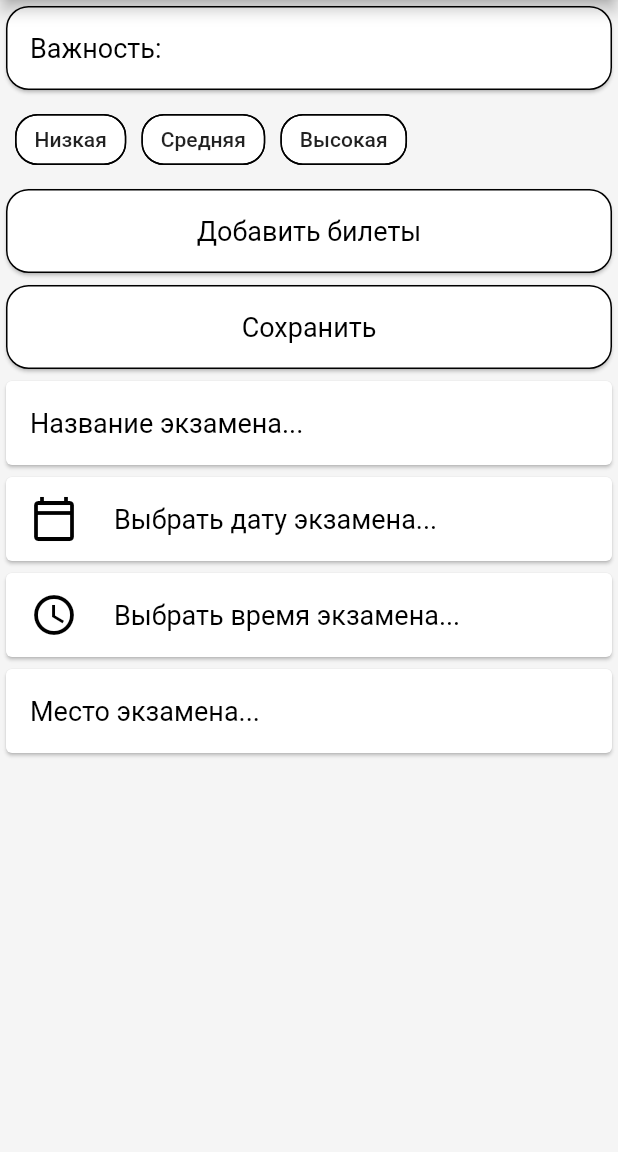
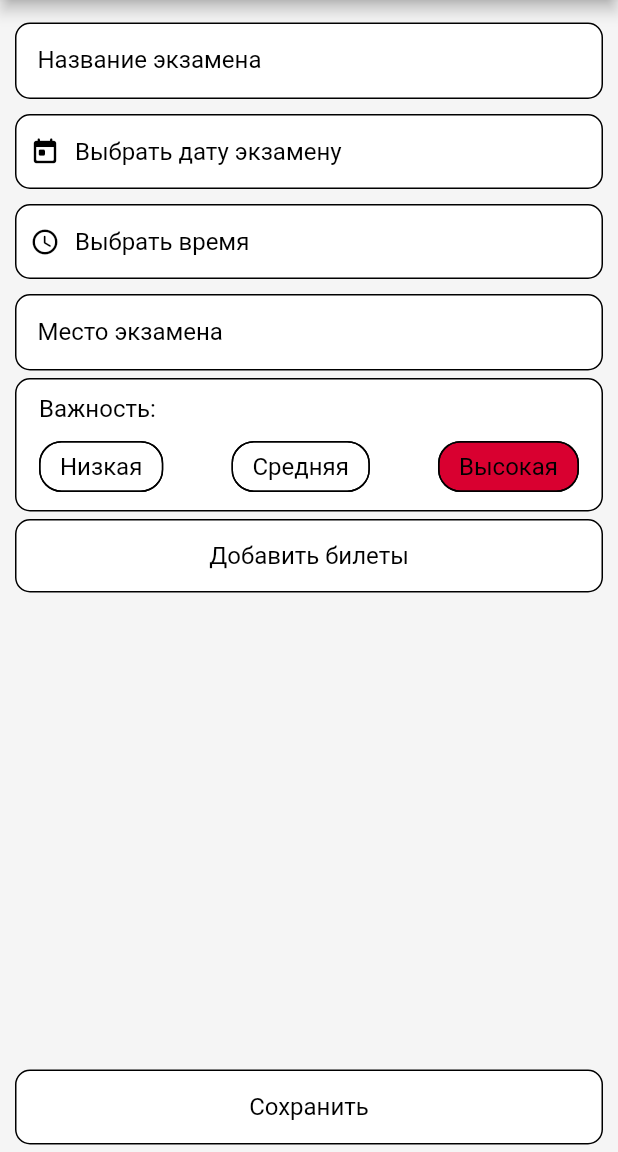
Before and after one commit to EgorShiryaev/ExamTraining, a Flutter app: the screen it shows after launch, after a tap on the "add circle" icon, on a phone screen of 412 x 824 dp, the part 84-1236 px from its top. Run offline on Flutter 3.47's test engine with Material 2 defaults, Android fonts, the phone set to English and light mode, and no system bars; our stand-ins replace flutter_slidable, google_fonts.

Commit message:
Задача сделать рефакторинг выполнена

```diff
--- /dev/null
+++ b/lib/components/custom_rounded_button.dart
@@ -0,0 +1,42 @@
+import 'package:flutter/material.dart';
+
+class CustomRoundedButton extends StatelessWidget {
+  final Function(BuildContext context) onTap;
+  final String text;
+  const CustomRoundedButton({
+    Key? key,
+    required this.onTap,
+    required this.text,
+  }) : super(key: key);
+
+  @override
+  Widget build(BuildContext context) {
+    return Padding(
+      padding: const EdgeInsets.symmetric(vertical: 5),
+      child: OutlinedButton(
+        onPressed: () => onTap(context),
+        style: ButtonStyle(
+          overlayColor: MaterialStateProperty.all(Colors.grey.shade200),
+          backgroundColor: MaterialStateProperty.all<Color>(Colors.white),
+          padding: MaterialStateProperty.all<EdgeInsets>(
+            const EdgeInsets.symmetric(vertical: 15, horizontal: 10),
+          ),
+          shape: MaterialStateProperty.all<RoundedRectangleBorder>(
+            const RoundedRectangleBorder(
+              side: BorderSide(color: Colors.black, width: 1),
+              borderRadius: BorderRadius.all(Radius.circular(10)),
+            ),
+          ),
+          side: MaterialStateProperty.all<BorderSide>(
+              const BorderSide(color: Colors.black, width: 1)),
+        ),
+        child: Center(
+          child: Text(
+            text,
+            style: Theme.of(context).textTheme.labelMedium,
+          ),
+        ),
+      ),
+    );
+  }
+}
--- /dev/null
+++ b/lib/components/custom_text_field.dart
@@ -0,0 +1,41 @@
+import 'package:flutter/material.dart';
+
+class CustomTextField extends StatelessWidget {
+  final TextEditingController controller;
+  final String label;
+  const CustomTextField({
+    Key? key,
+    required this.controller,
+    required this.label,
+  }) : super(key: key);
+
+  @override
+  Widget build(BuildContext context) {
+    return Padding(
+      padding: const EdgeInsets.symmetric(vertical: 5),
+      child: TextField(
+        cursorColor: Colors.black,
+        controller: controller,
+        decoration: InputDecoration(
+          label: Text(label),
+          labelStyle: Theme.of(context).textTheme.labelMedium,
+          contentPadding: const EdgeInsets.all(15),
+          fillColor: Colors.white,
+          filled: true,
+          enabledBorder: const OutlineInputBorder(
+            borderSide: BorderSide(color: Colors.black, width: 1),
+            borderRadius: BorderRadius.all(
+              Radius.circular(10),
+            ),
+          ),
+          focusedBorder: const OutlineInputBorder(
+            borderSide: BorderSide(color: Colors.black, width: 1),
+            borderRadius: BorderRadius.all(
+              Radius.circular(10),
+            ),
+          ),
+        ),
+      ),
+    );
+  }
+}
--- /dev/null
+++ b/lib/components/exam_info_screen/exam_tickets_view.dart
@@ -0,0 +1,34 @@
+import 'package:exam_training/components/custom_rounded_button.dart';
+import 'package:exam_training/models/exam_ticket.dart';
+import 'package:exam_training/screens/exam_tickets_screen.dart';
+import 'package:flutter/material.dart';
+
+class ExamTicketsView extends StatelessWidget {
+  final List<ExamTicket> examTickets;
+  final Function(List<ExamTicket> newTicket) setTickets;
+  const ExamTicketsView({
+    Key? key,
+    required this.examTickets,
+    required this.setTickets,
+  }) : super(key: key);
+
+  _navigateToExamTicket(BuildContext context) {
+    Navigator.push(
+      context,
+      MaterialPageRoute(
+        builder: (context) => const ExamTicketsScreen(),
+      ),
+    );
+  }
+
+  @override
+  Widget build(BuildContext context) {
+    if (examTickets.isEmpty) {
+      return CustomRoundedButton(
+        onTap: _navigateToExamTicket,
+        text: 'Добавить билеты',
+      );
+    }
+    return Container();
+  }
+}
--- /dev/null
+++ b/lib/components/exam_info_screen/importance_select_view.dart
@@ -0,0 +1,79 @@
+import 'package:exam_training/models/importance.dart';
+import 'package:flutter/material.dart';
+
+class ImportanceSelectView extends StatelessWidget {
+  final Importance selectedImportance;
+  final Function(Importance newImportance) setImportance;
+  const ImportanceSelectView({
+    Key? key,
+    required this.selectedImportance,
+    required this.setImportance,
+  }) : super(key: key);
+
+  Color getColor(Importance imp) {
+    switch (imp) {
+      case Importance.low:
+        return const Color(0xff00d930);
+      case Importance.medium:
+        return const Color(0xFFD9D930);
+      case Importance.high:
+        return const Color(0xFFD90030);
+      default:
+        return Colors.grey;
+    }
+  }
+
+  @override
+  Widget build(BuildContext context) {
+    return Container(
+      decoration: BoxDecoration(
+        color: Colors.white,
+        border: Border.all(color: Colors.black, width: 1),
+        borderRadius: const BorderRadius.all(Radius.circular(10)),
+      ),
+      child: Padding(
+        padding: const EdgeInsets.fromLTRB(15, 10, 15, 5),
+        child: Column(
+          crossAxisAlignment: CrossAxisAlignment.start,
+          children: [
+            Text('Важность:', style: Theme.of(context).textTheme.labelMedium),
+            const SizedBox(height: 5),
+            Row(
+              mainAxisAlignment: MainAxisAlignment.spaceBetween,
+              children: [
+                _buildChoiceChip(
+                  Importance.low,
+                  'Низкая',
+                  context,
+                ),
+                _buildChoiceChip(Importance.medium, 'Средняя', context),
+                _buildChoiceChip(Importance.high, 'Высокая', context),
+              ],
+            )
+          ],
+        ),
+      ),
+    );
+  }
+
+  _buildChoiceChip(Importance imp, String label, BuildContext context) {
+    return ChoiceChip(
+      shape: const RoundedRectangleBorder(
+        side: BorderSide(color: Colors.black, width: 1),
+        borderRadius: BorderRadius.all(Radius.circular(15)),
+      ),
+      label: Text(
+        label,
+        style: Theme.of(context).textTheme.labelMedium,
+      ),
+      selected: imp == selectedImportance,
+      onSelected: (selected) {
+        setImportance(imp);
+      },
+      selectedColor: getColor(imp),
+      padding: const EdgeInsets.all(5),
+      backgroundColor: Colors.white,
+      pressElevation: 0,
+    );
+  }
+}
--- a/lib/components/exam_card.dart
+++ b/lib/components/exams/exam_card.dart
@@ -10,11 +10,11 @@ class ExamCard extends StatelessWidget {
   Color getColor(Importance imp) {
     switch (imp) {
       case Importance.low:
-        return Color(0xfff00d930);
+        return const Color(0xff00d930);
       case Importance.medium:
-        return Color(0xFFD9D930);
+        return const Color(0xFFD9D930);
       case Importance.high:
-        return Color(0xFFD90030);
+        return const Color(0xFFD90030);
       default:
         return Colors.grey;
     }
@@ -49,7 +49,7 @@ class ExamCard extends StatelessWidget {
       child: Padding(
         padding: const EdgeInsets.symmetric(horizontal: 10),
         child: Container(
-          padding: const EdgeInsets.symmetric(vertical: 5, horizontal: 10),
+          padding: const EdgeInsets.symmetric(vertical: 5, horizontal: 5),
           decoration: BoxDecoration(
             color: Theme.of(context).cardTheme.color,
             borderRadius: const BorderRadius.all(Radius.circular(10)),
@@ -70,7 +70,7 @@ class ExamCard extends StatelessWidget {
                       ),
                     ),
                   ),
-                  SizedBox(width: 10),
+                  const SizedBox(width: 10),
                   Column(
                     crossAxisAlignment: CrossAxisAlignment.start,
                     children: [
--- /dev/null
+++ b/lib/components/outlined_button_with_icon.dart
@@ -0,0 +1,53 @@
+import 'package:flutter/material.dart';
+
+class OutlinedButtonWithIcon extends StatelessWidget {
+  final IconData icon;
+  final String text;
+  final Function() onTap;
+
+  const OutlinedButtonWithIcon({
+    Key? key,
+    required this.icon,
+    required this.text,
+    required this.onTap,
+  }) : super(key: key);
+
+  @override
+  Widget build(BuildContext context) {
+    return Padding(
+      padding: const EdgeInsets.symmetric(vertical: 5),
+      child: OutlinedButton(
+        onPressed: onTap,
+        style: ButtonStyle(
+          overlayColor: MaterialStateProperty.all(Colors.grey.shade200),
+          backgroundColor: MaterialStateProperty.all<Color>(Colors.white),
+          padding: MaterialStateProperty.all<EdgeInsets>(
+            const EdgeInsets.symmetric(vertical: 15, horizontal: 10),
+          ),
+          shape: MaterialStateProperty.all<RoundedRectangleBorder>(
+            const RoundedRectangleBorder(
+              side: BorderSide(color: Colors.black, width: 1),
+              borderRadius: BorderRadius.all(Radius.circular(10)),
+            ),
+          ),
+          side: MaterialStateProperty.all<BorderSide>(
+              const BorderSide(color: Colors.black, width: 1)),
+        ),
+        child: Row(
+          children: [
+            Icon(
+              icon,
+              size: 20,
+              color: Colors.black,
+            ),
+            const SizedBox(width: 10),
+            Text(
+              text,
+              style: Theme.of(context).textTheme.labelMedium,
+            )
+          ],
+        ),
+      ),
+    );
+  }
+}
--- a/lib/exam_training_app.dart
+++ /dev/null
@@ -1,16 +0,0 @@
-import 'package:exam_training/screens/home_screen.dart';
-import 'package:exam_training/theme.dart';
-import 'package:flutter/material.dart';
-
-class ExamTrainingApp extends StatelessWidget {
-  const ExamTrainingApp({Key? key}) : super(key: key);
-
-  @override
-  Widget build(BuildContext context) {
-    return MaterialApp(
-      theme: ExamTrainingTheme.lightTheme,
-      home: const HomeScreen(
-           ),
-    );
-  }
-}
--- a/lib/main.dart
+++ b/lib/main.dart
@@ -1,10 +1,12 @@
-import 'dart:developer';
-
-import 'package:exam_training/exam_training_app.dart';
+import 'package:exam_training/theme.dart';
 import 'package:flutter/material.dart';
+import 'screens/home_screen.dart';
 
 void main(List<String> args) {
-  log('приложение собирается');
-  runApp(const ExamTrainingApp());
-  log('Приложение запустилось');
+  runApp(
+    MaterialApp(
+      theme: ExamTrainingTheme.lightTheme,
+      home: const HomeScreen(),
+    ),
+  );
 }
--- a/lib/screens/exam_info.dart
+++ /dev/null
@@ -1,106 +0,0 @@
-import 'package:flutter/material.dart';
-
-class ExamInfo extends StatelessWidget {
-  const ExamInfo({Key? key}) : super(key: key);
-
-  @override
-  Widget build(BuildContext context) {
-    return Scaffold(
-        appBar: AppBar(
-          title: const Text('ExamTraining'),
-        ),
-        body: ListView(
-          children: <Widget>[
-            const Card(
-              shape: RoundedRectangleBorder(
-                  side: BorderSide(color: Colors.black, width: 1),
-                  borderRadius: BorderRadius.all(Radius.circular(15))),
-              child: ListTile(
-                title: Text('Важность:'),
-              ),
-            ),
-            Padding(
-              padding: const EdgeInsets.symmetric(horizontal: 10, vertical: 5),
-              child: Row(
-                children: [
-                  const Chip(
-                    backgroundColor: Colors.white,
-                    shape: RoundedRectangleBorder(
-                        side: BorderSide(color: Colors.black, width: 1),
-                        borderRadius:
-                            BorderRadius.all(const Radius.circular(15))),
-                    label: Text("Низкая"),
-                  ),
-                  const SizedBox(
-                    width: 10,
-                  ),
-                  const Chip(
-                    backgroundColor: Colors.white,
-                    shape: const RoundedRectangleBorder(
-                        side: BorderSide(color: Colors.black, width: 1),
-                        borderRadius: BorderRadius.all(Radius.circular(15))),
-                    label: const Text("Средняя"),
-                  ),
-                  const SizedBox(
-                    width: 10,
-                  ),
-                  const Chip(
-                    backgroundColor: Colors.white,
-                    shape: RoundedRectangleBorder(
-                        side: const BorderSide(color: Colors.black, width: 1),
-                        borderRadius:
-                            BorderRadius.all(const Radius.circular(15))),
-                    label: Text("Высокая"),
-                  ),
-                ],
-              ),
-            ),
-            const Card(
-              shape: RoundedRectangleBorder(
-                  side: BorderSide(color: Colors.black, width: 1),
-                  borderRadius: BorderRadius.all(Radius.circular(15))),
-              child: ListTile(
-                title: Text('Добавить билеты', textAlign: TextAlign.center),
-              ),
-            ),
-            const Card(
-              shape: const RoundedRectangleBorder(
-                  side: BorderSide(color: Colors.black, width: 1),
-                  borderRadius: const BorderRadius.all(Radius.circular(15))),
-              child: ListTile(
-                title: Text('Сохранить', textAlign: TextAlign.center),
-              ),
-            ),
-            Card(
-              child: ListTile(
-                title: Text('Название экзамена...'),
-              ),
-            ),
-            Card(
-              child: ListTile(
-                leading: Icon(
-                  Icons.calendar_today_outlined,
-                  color: Colors.black,
-                ),
-                title: Text('Выбрать дату экзамена...'),
-                //onTap: () => print("${Icons.title} - tap"),
-              ),
-            ),
-            Card(
-              child: ListTile(
-                leading: Icon(
-                  Icons.access_time_outlined,
-                  color: Colors.black,
-                ),
-                title: Text('Выбрать время экзамена...'),
-              ),
-            ),
-            Card(
-              child: ListTile(
-                title: Text('Место экзамена...'),
-              ),
-            ),
-          ],
-        ));
-  }
-}
--- /dev/null
+++ b/lib/screens/exam_info_screen.dart
@@ -0,0 +1,135 @@
+import 'package:exam_training/components/custom_rounded_button.dart';
+import 'package:exam_training/components/custom_text_field.dart';
+import 'package:exam_training/components/exam_info_screen/exam_tickets_view.dart';
+import 'package:exam_training/components/exam_info_screen/importance_select_view.dart';
+import 'package:exam_training/components/outlined_button_with_icon.dart';
+import 'package:exam_training/models/exam_ticket.dart';
+import 'package:exam_training/models/importance.dart';
+import 'package:flutter/material.dart';
+import 'package:intl/date_symbol_data_local.dart';
+import 'package:intl/intl.dart';
+
+class ExamInfoScreen extends StatefulWidget {
+  const ExamInfoScreen({Key? key}) : super(key: key);
+
+  @override
+  State<ExamInfoScreen> createState() => _ExamInfoScreenState();
+}
+
+class _ExamInfoScreenState extends State<ExamInfoScreen> {
+  final titleController = TextEditingController();
+  DateTime? date;
+  TimeOfDay? time;
+  final locationController = TextEditingController();
+  Importance selectedImportance = Importance.high;
+  List<ExamTicket> examTickets = [];
+
+  String dateText = 'Выбрать дату экзамену';
+  String timeText = 'Выбрать время';
+
+  @override
+  void initState() {
+    super.initState();
+    initializeDateFormatting();
+  }
+
+  _selectDate() async {
+    final now = DateTime.now();
+    final newDate = await showDatePicker(
+      context: context,
+      initialDate: date == null ? now : date!,
+      firstDate: now.subtract(const Duration(days: 7)),
+      lastDate: now.add(const Duration(days: 365)),
+    );
+    if (newDate != null) {
+      setState(() {
+        date = newDate;
+        dateText = DateFormat.yMMMMd('ru').format(newDate);
+      });
+    }
+  }
+
+  _selectTime() async {
+    final newTime = await showTimePicker(
+      context: context,
+      initialTime: const TimeOfDay(hour: 12, minute: 0),
+    );
+    if (newTime != null) {
+      setState(() {
+        time = newTime;
+        timeText = DateFormat.Hm('ru').format(
+          DateTime(2022, 1, 1, newTime.hour, newTime.minute),
+        );
+      });
+    }
+  }
+
+  _selectImportance(Importance newImportance) {
+    setState(() => selectedImportance = newImportance);
+  }
+
+  _setExamTickets(List<ExamTicket> newTickets) {
+    setState(() => examTickets = newTickets);
+  }
+
+  _saveExam(BuildContext context) {
+    Navigator.pop(context);
+  }
+
+  @override
+  void dispose() {
+    // TODO: implement dispose
+    super.dispose();
+  }
+
+  @override
+  Widget build(BuildContext context) {
+    return Scaffold(
+      appBar: AppBar(
+        title: const Text('ExamTraining'),
+      ),
+      body: ListView(
+        padding: const EdgeInsets.all(10),
+        // physics: const ClampingScrollPhysics(),
+        children: [
+          CustomTextField(
+            controller: titleController,
+            label: 'Название экзамена',
+          ),
+          OutlinedButtonWithIcon(
+            icon: Icons.today_rounded,
+            text: dateText,
+            onTap: _selectDate,
+          ),
+          OutlinedButtonWithIcon(
+            icon: Icons.schedule_rounded,
+            text: timeText,
+            onTap: _selectTime,
+          ),
+          CustomTextField(
+            controller: locationController,
+            label: 'Место экзамена',
+          ),
+          ImportanceSelectView(
+            selectedImportance: selectedImportance,
+            setImportance: _selectImportance,
+          ),
+          ExamTicketsView(
+            examTickets: examTickets,
+            setTickets: _setExamTickets,
+          ),
+        ],
+      ),
+      floatingActionButtonLocation:
+          FloatingActionButtonLocation.miniCenterDocked,
+      floatingActionButton: SizedBox(
+        width: MediaQuery.of(context).size.width - 20,
+        height: 60,
+        child: CustomRoundedButton(
+          onTap: _saveExam,
+          text: 'Сохранить',
+        ),
+      ),
+    );
+  }
+}
--- /dev/null
+++ b/lib/screens/exam_tickets_screen.dart
@@ -0,0 +1,17 @@
+import 'package:flutter/material.dart';
+
+class ExamTicketsScreen extends StatelessWidget {
+  const ExamTicketsScreen({Key? key}) : super(key: key);
+
+  @override
+  Widget build(BuildContext context) {
+    return Scaffold(
+      appBar: AppBar(
+        title: const Text('ExamTraining'),
+      ),
+      body: const Center(
+        child: Text('Билеты экзаменов'),
+      ),
+    );
+  }
+}
--- a/lib/screens/exams_screen.dart
+++ b/lib/screens/exams_screen.dart
@@ -1,4 +1,4 @@
-import 'package:exam_training/components/exam_card.dart';
+import 'package:exam_training/components/exams/exam_card.dart';
 import 'package:exam_training/models/exam.dart';
 import 'package:flutter/material.dart';
 
--- a/lib/screens/home_screen.dart
+++ b/lib/screens/home_screen.dart
@@ -1,6 +1,6 @@
 import 'package:exam_training/models/exam.dart';
 import 'package:exam_training/models/importance.dart';
-import 'package:exam_training/screens/exam_info.dart';
+import 'package:exam_training/screens/exam_info_screen.dart';
 import 'package:flutter/material.dart';
 
 import 'exams_screen.dart';
@@ -15,8 +15,17 @@ class HomeScreen extends StatefulWidget {
 class _HomeScreenState extends State<HomeScreen> {
   int _currentIndex = 0;
 
-  changeCurrentPage(int index) {
+  _changeCurrentPage(int index) {
     setState(() => _currentIndex = index);
+  }
+
+  _navigateToExamInfoPage(BuildContext context) {
+    Navigator.push(
+      context,
+      MaterialPageRoute(
+        builder: (context) => const ExamInfoScreen(),
+      ),
+    );
   }
 
   @override
@@ -31,10 +40,7 @@ class _HomeScreenState extends State<HomeScreen> {
           ? IconButton(
               iconSize: 50,
               icon: const Icon(Icons.add_circle_rounded),
-              onPressed: () {
-                Navigator.push(context,
-                    MaterialPageRoute(builder: (context) => ExamInfo()));
-              },
+              onPressed: () => _navigateToExamInfoPage(context),
             )
           : null,
       bottomNavigationBar: BottomNavigationBar(
@@ -43,7 +49,7 @@ class _HomeScreenState extends State<HomeScreen> {
         unselectedItemColor:
             Theme.of(context).bottomNavigationBarTheme.unselectedItemColor,
         currentIndex: _currentIndex,
-        onTap: changeCurrentPage,
+        onTap: _changeCurrentPage,
         items: navigationBarItems,
       ),
     );
--- a/lib/theme.dart
+++ b/lib/theme.dart
@@ -2,8 +2,7 @@ import 'package:flutter/material.dart';
 import 'package:google_fonts/google_fonts.dart';
 
 class ExamTrainingTheme {
-  static Color lightThemeTextColor = Colors.black;
-  // static Color darkThemeTextColor = Colors.white;
+  static const Color lightThemeTextColor = Colors.black;
 
   static TextTheme lightThemeTextTheme = TextTheme(
     headline1: GoogleFonts.roboto(
@@ -14,19 +13,24 @@ class ExamTrainingTheme {
       fontSize: 18.0,
       color: lightThemeTextColor,
     ),
+    labelMedium: GoogleFonts.roboto(
+      fontSize: 16.0,
+      color: lightThemeTextColor,
+    ),
   );
 
-  static Color lightThemeBgColor = Colors.white;
-  // static Color darkThemeBgColor = Colors.black;
+  static const Color borderColor = Colors.black;
+
+  static const Color lightThemeBgColor = Colors.white;
 
   static const Color bgColor = Color(0xFFF5F5F5);
 
-  static Color lightThemeIconColor = Colors.black;
+  static const Color lightThemeIconColor = Colors.black;
 
-  static Color selectedIconThemeColor = Colors.green;
-  static Color unselectedIconThemeColor = Colors.black;
+  static const Color selectedIconThemeColor = Colors.green;
+  static const Color unselectedIconThemeColor = Colors.black;
 
-  static Color cardColor = Colors.white;
+  static const Color cardColor = Colors.white;
 
   static ThemeData lightTheme = ThemeData(
     appBarTheme: AppBarTheme(
@@ -34,44 +38,15 @@ class ExamTrainingTheme {
       titleTextStyle: lightThemeTextTheme.headline1,
     ),
     scaffoldBackgroundColor: bgColor,
-    bottomNavigationBarTheme: BottomNavigationBarThemeData(
+    bottomNavigationBarTheme: const BottomNavigationBarThemeData(
       backgroundColor: lightThemeBgColor,
       selectedItemColor: Colors.green,
       unselectedItemColor: Colors.black,
-      selectedIconTheme: const IconThemeData(size: 32),
-      unselectedIconTheme: const IconThemeData(size: 32),
+      selectedIconTheme: IconThemeData(size: 32),
+      unselectedIconTheme: IconThemeData(size: 32),
     ),
-    iconTheme: IconThemeData(color: lightThemeIconColor, size: 32),
+    iconTheme: const IconThemeData(color: lightThemeIconColor, size: 32),
     textTheme: lightThemeTextTheme,
-    cardTheme: CardTheme(color: cardColor),
+    cardTheme: const CardTheme(color: cardColor),
   );
-
-  // static ThemeData light() {
-  //   return ThemeData(
-  //     brightness: Brightness.light,
-  //     checkboxTheme: CheckboxThemeData(
-  //       fillColor: MaterialStateColor.resolveWith(
-  //         (states) {
-  //           return Colors.black;
-  //         },
-  //       ),
-  //     ),
-  //     cardTheme: CardTheme(color: Colors.white),
-  //     appBarTheme: const AppBarTheme(
-  //       foregroundColor: Colors.black,
-  //       backgroundColor: Colors.white,
-  //     ),
-  //     backgroundColor: bodyBackgroundColor,
-  //     floatingActionButtonTheme: const FloatingActionButtonThemeData(
-  //       foregroundColor: Colors.white,
-  //       backgroundColor: Colors.black,
-  //     ),
-  //     bottomNavigationBarTheme: const BottomNavigationBarThemeData(
-  //       selectedItemColor: Colors.green,
-  //       unselectedItemColor: Colors.black,
-  //     ),
-  //     textTheme: lightTextTheme,
-  //   );
-  // }
-
 }
--- a/pubspec.yaml
+++ b/pubspec.yaml
@@ -15,6 +15,7 @@ dependencies:
   google_fonts: ^2.2.0
   flutter_slidable: ^1.2.0
   cupertino_icons: ^1.0.2
+  intl: ^0.17.0
 
 dev_dependencies:
   flutter_test:
```
Also changed, not shown: lib/new_exam.dart (deleted), 1 other file.
